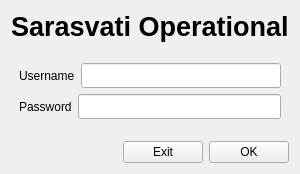
Old version of the form view/login.ui in the repository zenaki/Kuproy-1.
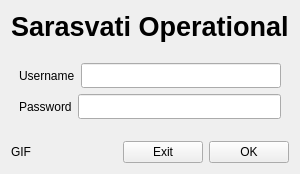
New version of the form. Icons and pictures are not drawn.

```diff
--- a/view/login.ui
+++ b/view/login.ui
@@ -164,6 +164,13 @@
      </item>
      <item>
       <layout class="QHBoxLayout" name="horizontalLayout_5">
+       <item>
+        <widget class="QLabel" name="lbl_GIF">
+         <property name="text">
+          <string>GIF</string>
+         </property>
+        </widget>
+       </item>
        <item>
         <spacer name="horizontalSpacer_4">
          <property name="orientation">
```
